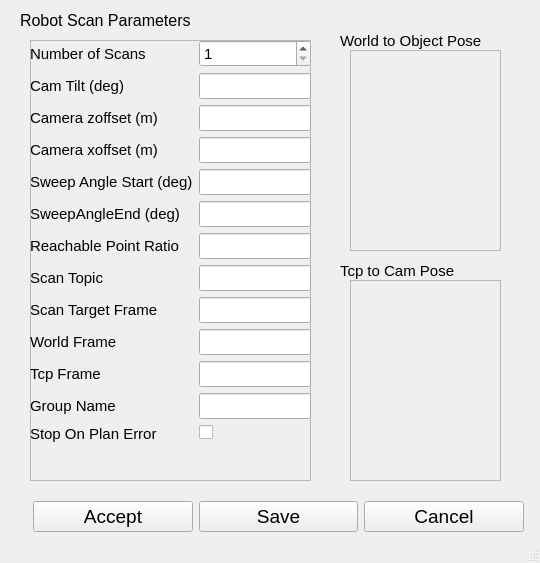
First picture: the form in godel_plugins/src/widgets/robot_scan_configuration.ui, repository gavanderhoorn/godel, before the edit.
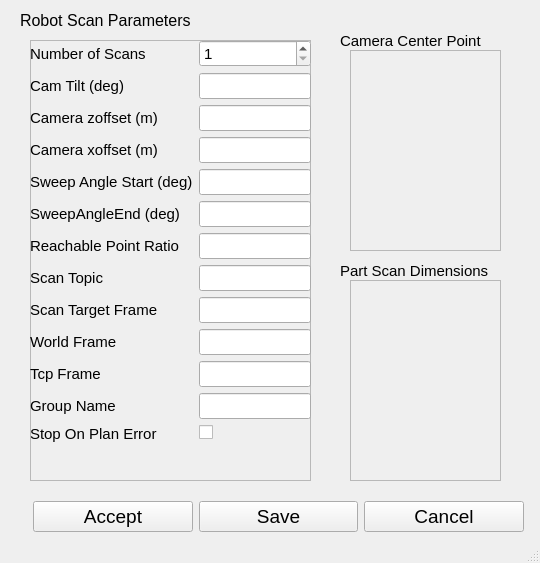
Second picture: the form after the edit.

Commit message: I continue to do horrible things to support a new approach to part scanning with the part dimensions.

```diff
--- a/godel_plugins/src/widgets/robot_scan_configuration.ui
+++ b/godel_plugins/src/widgets/robot_scan_configuration.ui
@@ -58,7 +58,7 @@
      </font>
     </property>
     <property name="text">
-     <string>World to Object Pose</string>
+     <string>Camera Center Point</string>
     </property>
    </widget>
    <widget class="QFrame" name="frame_2">
@@ -102,7 +102,7 @@
      </font>
     </property>
     <property name="text">
-     <string>Tcp to Cam Pose</string>
+     <string>Part Scan Dimensions</string>
     </property>
    </widget>
    <widget class="QFrame" name="frame_3">
```
The commit also changes 3 other files.
